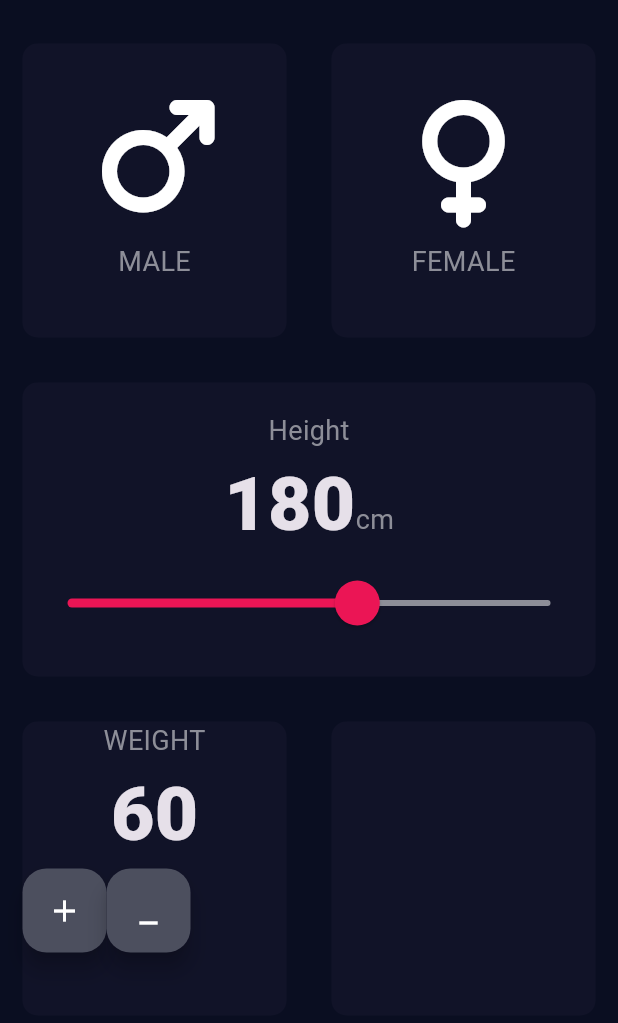
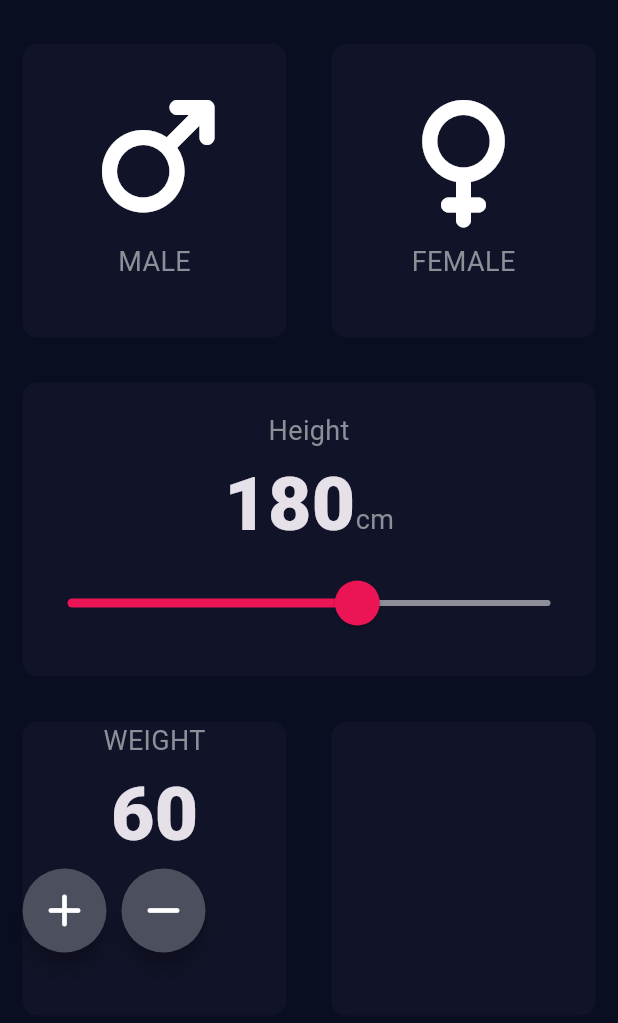
Before and after one commit to Yoni-Berihun/BMI-calculator-app, a Flutter app: the screen it shows after launch, on a phone screen of 412 x 824 dp, the part 63-1086 px from its top. Run offline on Flutter 3.47's test engine with Material 3 defaults, Android fonts, the phone set to English and light mode, and no system bars; our stand-ins replace font_awesome_flutter.

Commit message:
used a custum button using functionality of material design buttons Gracefully

```diff
--- a/lib/input_page.dart
+++ b/lib/input_page.dart
@@ -147,20 +147,11 @@ class _InputPageState extends State<InputPage> {
                         ),
                         Row(
                           children:[
-                            FloatingActionButton(
-                            backgroundColor: Color(0xFF4C4F5E),
-                            child: Icon(
-                              Icons.add,
-                              color:Colors.white,
+                            RoundIconButton(icon:FontAwesomeIcons.plus),
+                            SizedBox(
+                              width:10.0
                             ),
-                            ),
-                            FloatingActionButton(
-                            backgroundColor: Color(0xFF4C4F5E),
-                            child: Icon(
-                              Icons.minimize,
-                              color:Colors.white,
-                            ),
-                          ),
+                            RoundIconButton(icon:FontAwesomeIcons.minus),
                           ],
                         ),
                       ],
@@ -188,3 +179,26 @@ class _InputPageState extends State<InputPage> {
     );
   }
 }
+class RoundIconButton extends StatelessWidget
+{
+  final IconData? icon;
+  RoundIconButton({this.icon});
+  @override
+  Widget build(BuildContext context)
+  {
+    return RawMaterialButton(
+      child:Icon(icon),
+      onPressed: ()
+      {
+
+      },
+      elevation:6.0,
+      constraints:BoxConstraints.tightFor(
+        width:56.0,
+        height:56.0,
+      ),
+      shape:CircleBorder(),
+      fillColor: Color(0xFF4C4F5E),
+    );
+  }
+}
```
